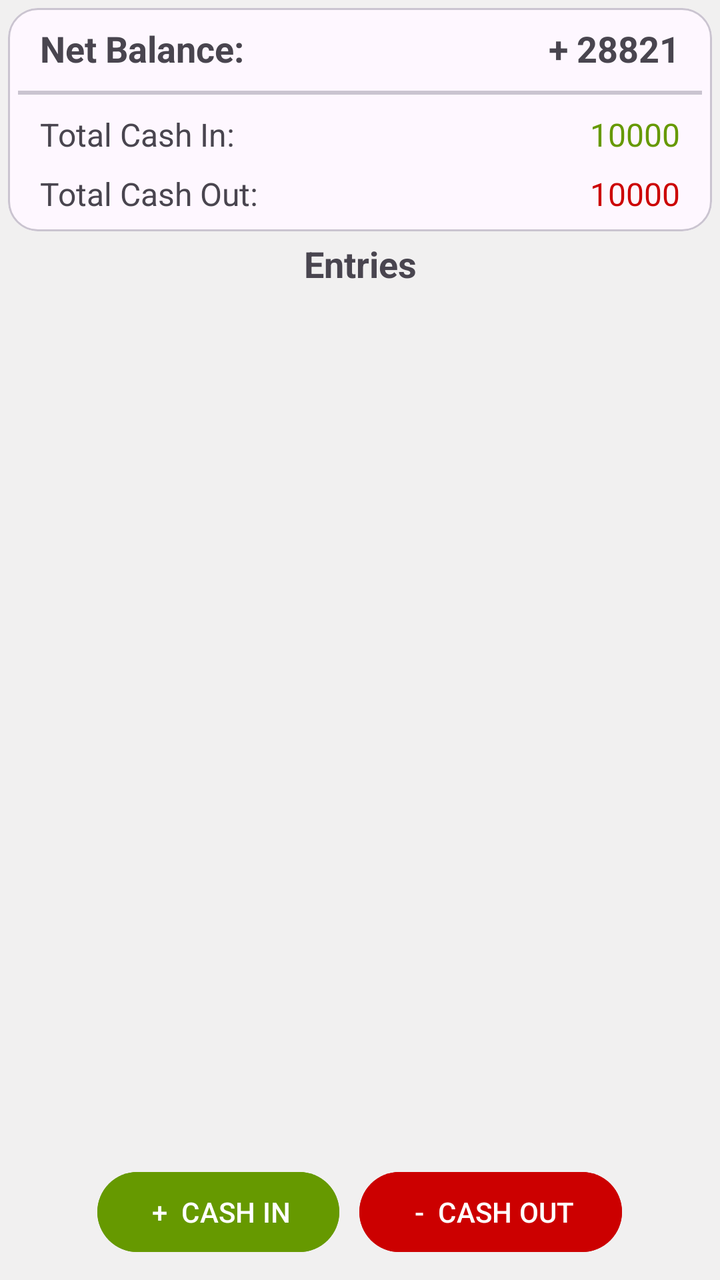
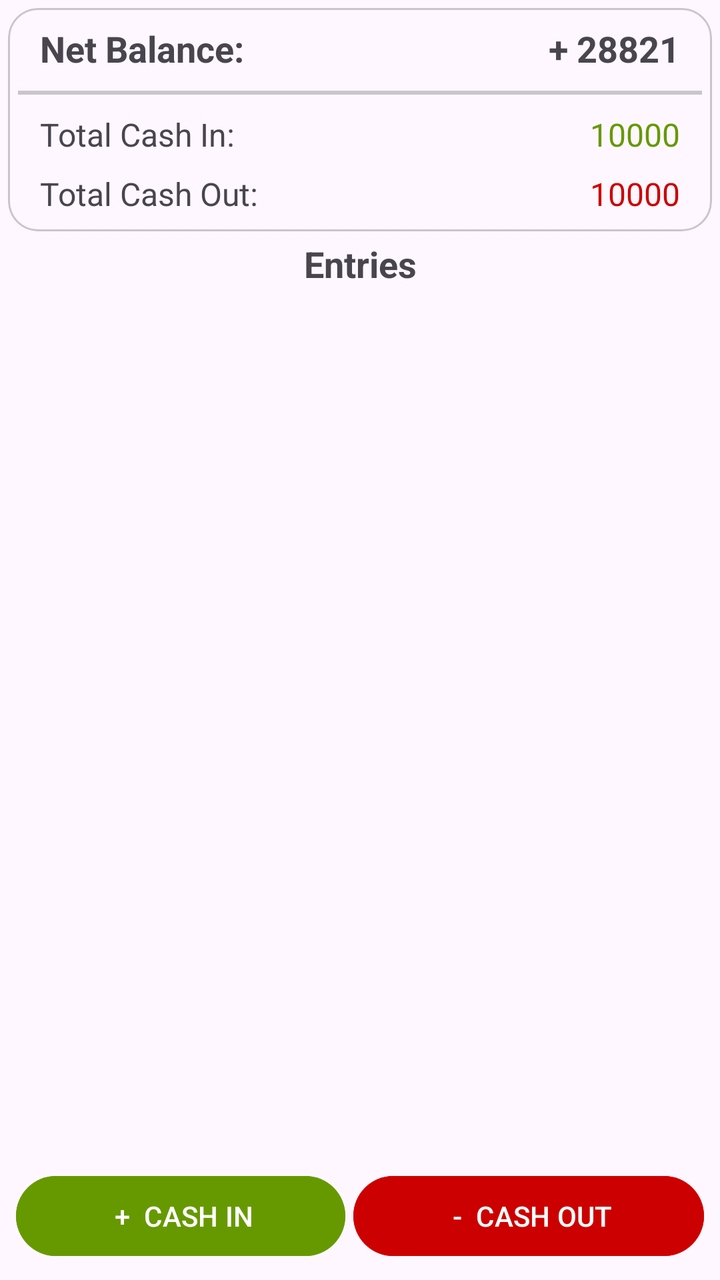

The first picture is an Android layout as it rendered before a commit; the second is the same layout after the commit. The layout source and the unified diff follow.
<!-- AndroidManifest.xml: application theme Theme.AccountBook -->
<!-- res/layout/fragment_entry_list.xml -->
<?xml version="1.0" encoding="utf-8"?>
<androidx.coordinatorlayout.widget.CoordinatorLayout
    xmlns:android="http://schemas.android.com/apk/res/android"
    android:layout_width="match_parent"
    android:layout_height="match_parent"
    xmlns:app="http://schemas.android.com/apk/res-auto"
    android:id="@+id/parent"
    android:background="@color/light_grey">

    <androidx.constraintlayout.widget.ConstraintLayout
        android:layout_width="match_parent"
        android:layout_height="match_parent">

        <com.google.android.material.card.MaterialCardView
            android:id="@+id/cv_summary"
            android:layout_width="match_parent"
            android:layout_height="wrap_content"
            android:layout_margin="4dp"
            app:cardCornerRadius="15dp"
            app:layout_constraintTop_toTopOf="parent">

            <RelativeLayout
                android:layout_width="match_parent"
                android:layout_height="wrap_content">

                <TextView
                    android:id="@+id/tv_balance_label"
                    android:layout_width="wrap_content"
                    android:layout_height="wrap_content"
                    android:layout_marginStart="16dp"
                    android:layout_marginTop="8dp"
                    android:layout_marginBottom="4dp"
                    android:text="Net Balance:"
                    android:textSize="18dp"
                    android:textStyle="bold"></TextView>

            <TextView
                android:id="@+id/tv_balance"
                android:layout_width="wrap_content"
                android:layout_height="wrap_content"
                android:layout_gravity="end"
                android:textSize="18dp"
                android:textStyle="bold"
                android:text="+ 28821"
                android:layout_alignParentRight="true"
                android:layout_marginEnd="16dp"
                android:layout_marginTop="8dp"
                android:layout_marginBottom="4dp"></TextView>

            <com.google.android.material.divider.MaterialDivider
                android:id="@+id/divider"
                android:layout_width="match_parent"
                android:layout_height="2dp"
                android:layout_below="@+id/tv_balance_label"
                android:layout_margin="5dp"
                ></com.google.android.material.divider.MaterialDivider>

                <TextView
                    android:id="@+id/tv_cash_in_label"
                    android:layout_width="wrap_content"
                    android:layout_height="wrap_content"
                    android:layout_below="@+id/divider"
                    android:layout_marginStart="16dp"
                    android:layout_marginTop="4dp"
                    android:layout_marginBottom="4dp"
                    android:text="Total Cash In:"
                    android:textSize="16dp"></TextView>

                <TextView
                    android:id="@+id/tv_cash_in"
                    android:layout_width="wrap_content"
                    android:layout_height="wrap_content"
                    android:layout_gravity="end"
                    android:textSize="16dp"
                    android:text="10000"
                    android:layout_alignParentRight="true"
                    android:layout_below="@+id/divider"
                    android:layout_marginTop="4dp"
                    android:layout_marginEnd="16dp"
                    android:layout_marginBottom="4dp"
                    android:textColor="@color/holo_green_dark"></TextView>

                <TextView
                    android:id="@+id/tv_cash_out_label"
                    android:layout_width="wrap_content"
                    android:layout_height="wrap_content"
                    android:layout_below="@+id/tv_cash_in_label"
                    android:layout_marginStart="16dp"
                    android:layout_marginTop="4dp"
                    android:layout_marginBottom="8dp"
                    android:text="Total Cash Out:"
                    android:textSize="16dp"></TextView>

                <TextView
                    android:id="@+id/tv_cash_out"
                    android:layout_width="wrap_content"
                    android:layout_height="wrap_content"
                    android:layout_gravity="end"
                    android:textSize="16dp"
                    android:text="10000"
                    android:layout_alignParentRight="true"
                    android:layout_below="@+id/tv_cash_in_label"
                    android:layout_marginEnd="16dp"
                    android:layout_marginTop="4dp"
                    android:layout_marginBottom="8dp"
                    android:textColor="@android:color/holo_red_dark"></TextView>

            </RelativeLayout>

        </com.google.android.material.card.MaterialCardView>

        <TextView
            android:id="@+id/tv_entries"
            android:layout_width="match_parent"
            android:layout_height="wrap_content"
            android:layout_marginTop="4dp"
            android:text="Entries"
            app:layout_constraintTop_toBottomOf="@+id/cv_summary"
            android:gravity="center"
            android:textSize="18dp"
            android:textStyle="bold">

        </TextView>

        <androidx.recyclerview.widget.RecyclerView
            android:id="@+id/rv_entry"
            android:layout_width="match_parent"
            android:layout_height="0dp"
            app:layout_constraintTop_toBottomOf="@+id/tv_entries"
            app:layout_constraintBottom_toBottomOf="parent"
            android:layout_marginTop="4dp">

        </androidx.recyclerview.widget.RecyclerView>

        <LinearLayout
            android:layout_width="match_parent"
            android:layout_height="wrap_content"
            app:layout_constraintBottom_toBottomOf="parent"
            android:gravity="center"
            android:layout_margin="10dp">

            <com.google.android.material.button.MaterialButton
                android:id="@+id/btn_cash_in"
                android:layout_width="wrap_content"
                android:layout_height="wrap_content"
                android:layout_marginRight="5dp"
                android:backgroundTint="@android:color/holo_green_dark"
                android:text=" +  CASH IN">

            </com.google.android.material.button.MaterialButton>

            <com.google.android.material.button.MaterialButton
                android:id="@+id/btn_cash_out"
                android:layout_width="wrap_content"
                android:layout_height="wrap_content"
                android:layout_marginLeft="5dp"
                android:backgroundTint="@android:color/holo_red_dark"
                android:text=" -  CASH OUT">

            </com.google.android.material.button.MaterialButton>

        </LinearLayout>

    </androidx.constraintlayout.widget.ConstraintLayout>
    </androidx.coordinatorlayout.widget.CoordinatorLayout>
<!-- resources referenced by this layout -->
<resources>
  <color name="holo_green_dark">#ff669900</color>
  <color name="light_grey">#F1F0F0</color>
  <style name="Theme.AccountBook" parent="Base.Theme.AccountBook" />
  <style name="Base.Theme.AccountBook" parent="Theme.Material3.DayNight.NoActionBar">
          
          
      </style>
</resources>

<!-- the commit's change to res/layout/fragment_entry_list.xml (unified diff, before → after) -->
@@ -1,13 +1,15 @@
 <?xml version="1.0" encoding="utf-8"?>
 <androidx.coordinatorlayout.widget.CoordinatorLayout
     xmlns:android="http://schemas.android.com/apk/res/android"
+    xmlns:tools="http://schemas.android.com/tools"
     android:layout_width="match_parent"
     android:layout_height="match_parent"
     xmlns:app="http://schemas.android.com/apk/res-auto"
     android:id="@+id/parent"
-    android:background="@color/light_grey">
+    android:background="?colorSurface">
 
     <androidx.constraintlayout.widget.ConstraintLayout
+        android:id="@+id/constraintLayout"
         android:layout_width="match_parent"
         android:layout_height="match_parent">
 
@@ -34,26 +36,25 @@
                     android:textSize="18dp"
                     android:textStyle="bold"></TextView>
 
-            <TextView
-                android:id="@+id/tv_balance"
-                android:layout_width="wrap_content"
-                android:layout_height="wrap_content"
-                android:layout_gravity="end"
-                android:textSize="18dp"
-                android:textStyle="bold"
-                android:text="+ 28821"
-                android:layout_alignParentRight="true"
-                android:layout_marginEnd="16dp"
-                android:layout_marginTop="8dp"
-                android:layout_marginBottom="4dp"></TextView>
+                <TextView
+                    android:id="@+id/tv_balance"
+                    android:layout_width="wrap_content"
+                    android:layout_height="wrap_content"
+                    android:layout_alignParentRight="true"
+                    android:layout_gravity="end"
+                    android:layout_marginTop="8dp"
+                    android:layout_marginEnd="16dp"
+                    android:layout_marginBottom="4dp"
+                    android:text="+ 28821"
+                    android:textSize="18dp"
+                    android:textStyle="bold"></TextView>
 
-            <com.google.android.material.divider.MaterialDivider
-                android:id="@+id/divider"
-                android:layout_width="match_parent"
-                android:layout_height="2dp"
-                android:layout_below="@+id/tv_balance_label"
-                android:layout_margin="5dp"
-                ></com.google.android.material.divider.MaterialDivider>
+                <com.google.android.material.divider.MaterialDivider
+                    android:id="@+id/divider"
+                    android:layout_width="match_parent"
+                    android:layout_height="2dp"
+                    android:layout_below="@+id/tv_balance_label"
+                    android:layout_margin="5dp"></com.google.android.material.divider.MaterialDivider>
 
                 <TextView
                     android:id="@+id/tv_cash_in_label"
@@ -70,15 +71,15 @@
                     android:id="@+id/tv_cash_in"
                     android:layout_width="wrap_content"
                     android:layout_height="wrap_content"
+                    android:layout_below="@+id/divider"
+                    android:layout_alignParentRight="true"
                     android:layout_gravity="end"
-                    android:textSize="16dp"
-                    android:text="10000"
-                    android:layout_alignParentRight="true"
-                    android:layout_below="@+id/divider"
                     android:layout_marginTop="4dp"
                     android:layout_marginEnd="16dp"
                     android:layout_marginBottom="4dp"
-                    android:textColor="@color/holo_green_dark"></TextView>
+                    android:text="10000"
+                    android:textColor="@color/holo_green_dark"
+                    android:textSize="16dp"></TextView>
 
                 <TextView
                     android:id="@+id/tv_cash_out_label"
@@ -95,15 +96,15 @@
                     android:id="@+id/tv_cash_out"
                     android:layout_width="wrap_content"
                     android:layout_height="wrap_content"
+                    android:layout_below="@+id/tv_cash_in_label"
+                    android:layout_alignParentRight="true"
                     android:layout_gravity="end"
-                    android:textSize="16dp"
+                    android:layout_marginTop="4dp"
+                    android:layout_marginEnd="16dp"
+                    android:layout_marginBottom="8dp"
                     android:text="10000"
-                    android:layout_alignParentRight="true"
-                    android:layout_below="@+id/tv_cash_in_label"
-                    android:layout_marginEnd="16dp"
-                    android:layout_marginTop="4dp"
-                    android:layout_marginBottom="8dp"
-                    android:textColor="@android:color/holo_red_dark"></TextView>
+                    android:textColor="@android:color/holo_red_dark"
+                    android:textSize="16dp"></TextView>
 
             </RelativeLayout>
 
@@ -114,11 +115,11 @@
             android:layout_width="match_parent"
             android:layout_height="wrap_content"
             android:layout_marginTop="4dp"
+            android:gravity="center"
             android:text="Entries"
-            app:layout_constraintTop_toBottomOf="@+id/cv_summary"
-            android:gravity="center"
             android:textSize="18dp"
-            android:textStyle="bold">
+            android:textStyle="bold"
+            app:layout_constraintTop_toBottomOf="@+id/cv_summary">
 
         </TextView>
 
@@ -126,24 +127,28 @@
             android:id="@+id/rv_entry"
             android:layout_width="match_parent"
             android:layout_height="0dp"
-            app:layout_constraintTop_toBottomOf="@+id/tv_entries"
+            android:layout_marginTop="4dp"
             app:layout_constraintBottom_toBottomOf="parent"
-            android:layout_marginTop="4dp">
+            app:layout_constraintTop_toBottomOf="@+id/tv_entries">
 
         </androidx.recyclerview.widget.RecyclerView>
 
         <LinearLayout
+            android:id="@+id/linearLayout"
             android:layout_width="match_parent"
             android:layout_height="wrap_content"
-            app:layout_constraintBottom_toBottomOf="parent"
+            android:layout_margin="8dp"
+            android:weightSum="2"
             android:gravity="center"
-            android:layout_margin="10dp">
+            app:layout_constraintBottom_toBottomOf="parent">
 
             <com.google.android.material.button.MaterialButton
                 android:id="@+id/btn_cash_in"
                 android:layout_width="wrap_content"
                 android:layout_height="wrap_content"
-                android:layout_marginRight="5dp"
+                android:layout_weight="1"
+                android:layout_marginEnd="2dp"
+                android:textColor="@color/white"
                 android:backgroundTint="@android:color/holo_green_dark"
                 android:text=" +  CASH IN">
 
@@ -153,7 +158,9 @@
                 android:id="@+id/btn_cash_out"
                 android:layout_width="wrap_content"
                 android:layout_height="wrap_content"
-                android:layout_marginLeft="5dp"
+                android:layout_weight="1"
+                android:layout_marginStart="2dp"
+                android:textColor="@color/white"
                 android:backgroundTint="@android:color/holo_red_dark"
                 android:text=" -  CASH OUT">
 
@@ -161,5 +168,25 @@
 
         </LinearLayout>
 
+        <LinearLayout
+            android:id="@+id/empty_view"
+            android:layout_width="wrap_content"
+            android:layout_height="wrap_content"
+            android:layout_gravity="center"
+            android:visibility="gone"
+            app:layout_constraintBottom_toTopOf="@+id/linearLayout"
+            app:layout_constraintEnd_toEndOf="parent"
+            app:layout_constraintStart_toStartOf="parent"
+            app:layout_constraintTop_toBottomOf="@+id/tv_entries">
+
+            <TextView
+                android:layout_width="wrap_content"
+                android:layout_height="wrap_content"
+                android:drawableTop="@drawable/ic_empty_24"
+                android:drawablePadding="8dp"
+                android:text="No entries available." />
+
+        </LinearLayout>
+
     </androidx.constraintlayout.widget.ConstraintLayout>
-    </androidx.coordinatorlayout.widget.CoordinatorLayout>
+</androidx.coordinatorlayout.widget.CoordinatorLayout>
<!-- resource entries referenced after the edit -->
@@ -1,9 +1,24 @@
 <!-- resources referenced by this layout -->
 <resources>
   <color name="holo_green_dark">#ff669900</color>
-  <color name="light_grey">#F1F0F0</color>
+  <color name="white">#FFFFFFFF</color>
+  <!-- drawable ic_empty_24 (drawable) -->
+  <vector xmlns:android="http://schemas.android.com/apk/res/android"
+      android:width="24dp"
+      android:height="24dp"
+      android:viewportWidth="960"
+      android:viewportHeight="960"
+    android:tint="?colorControlNormal">
+    <path
+        android:fillColor="#FF000000"
+        android:pathData="M320,800h320v-120q0,-66 -47,-113t-113,-47q-66,0 -113,47t-47,113v120ZM480,440q66,0 113,-47t47,-113v-120L320,160v120q0,66 47,113t113,47ZM160,880v-80h80v-120q0,-61 28.5,-114.5T348,480q-51,-32 -79.5,-85.5T240,280v-120h-80v-80h640v80h-80v120q0,61 -28.5,114.5T612,480q51,32 79.5,85.5T720,680v120h80v80L160,880Z"/>
+  </vector>
   <style name="Theme.AccountBook" parent="Base.Theme.AccountBook" />
   <style name="Base.Theme.AccountBook" parent="Theme.Material3.DayNight.NoActionBar">
+          <item name="android:statusBarColor">@android:color/transparent</item>
+          <item name="android:navigationBarColor">@android:color/transparent</item>
+          <item name="android:windowLightStatusBar">?attr/isLightTheme</item>
+          <item name="android:windowLightNavigationBar" tools:targetApi="o_mr1">?attr/isLightTheme</item>
           
           
       </style>
